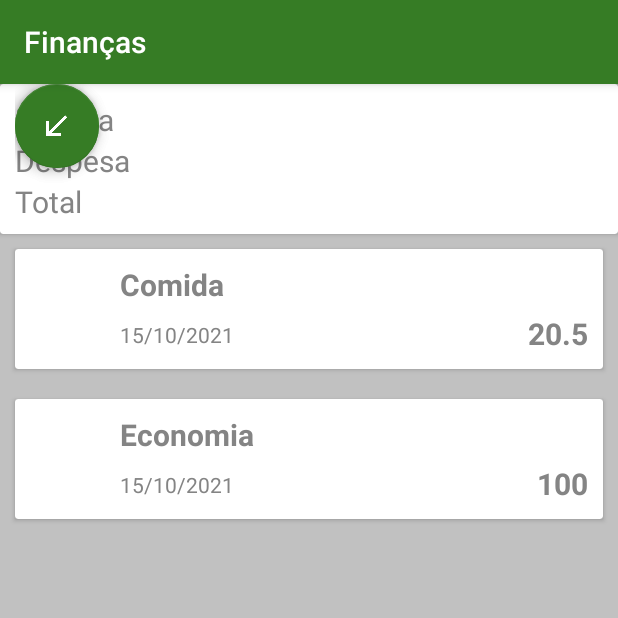
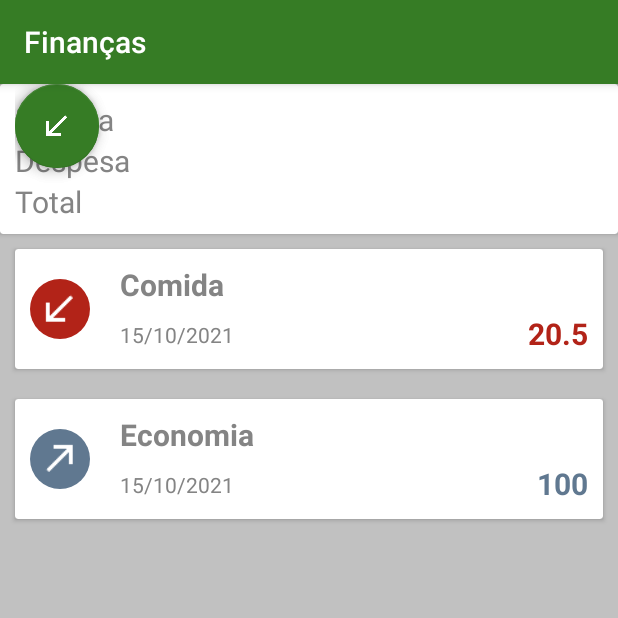
Before and after one commit to dougborbabass/financasKT, an Android app: the screen it shows after launch (ListTransactsActivity), on a phone screen of 412 x 824 dp, the top half of it. Run offline under Robolectric (Android 15) with nearby library versions, the phone set to English and light mode, and no system bars; plain views replace FloatingActionButton, FloatingActionMenu.

Commit message:
adicionado tipo de transacao e personalizacao com cores e icones

```diff
--- a/app/src/main/java/br/com/douglas/financaskt/model/Transact.kt
+++ b/app/src/main/java/br/com/douglas/financaskt/model/Transact.kt
@@ -4,5 +4,10 @@ import java.math.BigDecimal
 import java.util.Calendar
 
 class Transact(val value: BigDecimal,
-               val category: String,
-               val date: Calendar)
+               val category: String = "Others",
+               val type: Type,
+               val date: Calendar = Calendar.getInstance()) {
+
+    // pode ser feita a sobrecarga do construtor, assim como usar o named parameter na chamada
+    constructor(value: BigDecimal, type: Type) : this(value, "Others", type)
+}
--- /dev/null
+++ b/app/src/main/java/br/com/douglas/financaskt/model/Type.kt
@@ -0,0 +1,5 @@
+package br.com.douglas.financaskt.model
+
+enum class Type {
+    REVENUE, EXPENSE
+}
--- a/app/src/main/java/br/com/douglas/financaskt/ui/activity/ListTransactsActivity.kt
+++ b/app/src/main/java/br/com/douglas/financaskt/ui/activity/ListTransactsActivity.kt
@@ -4,6 +4,7 @@ import android.os.Bundle
 import androidx.appcompat.app.AppCompatActivity
 import br.com.douglas.financaskt.R
 import br.com.douglas.financaskt.model.Transact
+import br.com.douglas.financaskt.model.Type
 import br.com.douglas.financaskt.ui.adapter.ListTrasactsAdapter
 import kotlinx.android.synthetic.main.activity_list_transacts.*
 import java.math.BigDecimal
@@ -18,9 +19,9 @@ class ListTransactsActivity : AppCompatActivity() {
 
         val transacts = listOf(
             Transact(BigDecimal(20.5),
-            "Comida", Calendar.getInstance()),
+            "Comida", Type.EXPENSE),
             Transact(BigDecimal(100.0),
-                "Economia", Calendar.getInstance()))
+                "Economia", Type.REVENUE))
 
         list_transacts_listview.adapter = ListTrasactsAdapter(transacts, this)
 
--- a/app/src/main/java/br/com/douglas/financaskt/ui/adapter/ListTrasactsAdapter.kt
+++ b/app/src/main/java/br/com/douglas/financaskt/ui/adapter/ListTrasactsAdapter.kt
@@ -5,9 +5,11 @@ import android.view.LayoutInflater
 import android.view.View
 import android.view.ViewGroup
 import android.widget.BaseAdapter
+import androidx.core.content.ContextCompat
 import br.com.douglas.financaskt.R
 import br.com.douglas.financaskt.extension.formateToBr
 import br.com.douglas.financaskt.model.Transact
+import br.com.douglas.financaskt.model.Type
 import kotlinx.android.synthetic.main.transact_item.view.*
 
 class ListTrasactsAdapter(
@@ -19,6 +21,14 @@ class ListTrasactsAdapter(
         val viewCreate = LayoutInflater.from(context).inflate(R.layout.transact_item, parent, false)
 
         val transact = transacts[position]
+
+        if(transact.type == Type.REVENUE) {
+            viewCreate.transact_value.setTextColor(ContextCompat.getColor(context, R.color.receita))
+            viewCreate.transact_icon.setBackgroundResource(R.drawable.icone_transacao_item_receita)
+        } else {
+            viewCreate.transact_value.setTextColor(ContextCompat.getColor(context, R.color.despesa))
+            viewCreate.transact_icon.setBackgroundResource(R.drawable.icone_transacao_item_despesa)
+        }
 
         viewCreate.transact_value.text = transact.value.toString()
         viewCreate.transact_category.text = transact.category
```
